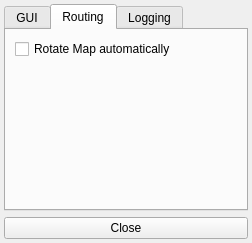
First picture: the form in client/generalsettingsdialog.ui, repository unsanded/monav, before the edit.
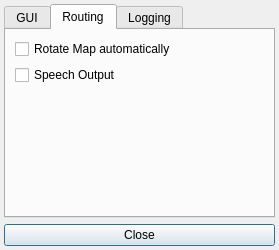
Second picture: the form after the edit. The open tabs and pages were chosen to show the change.

The edit to the form file:
```diff
--- a/client/generalsettingsdialog.ui
+++ b/client/generalsettingsdialog.ui
@@ -6,18 +6,25 @@
    <rect>
     <x>0</x>
     <y>0</y>
-    <width>252</width>
-    <height>243</height>
+    <width>279</width>
+    <height>250</height>
    </rect>
   </property>
   <property name="windowTitle">
    <string>Settings</string>
   </property>
-  <layout class="QVBoxLayout" name="verticalLayout_3">
+  <layout class="QGridLayout" name="gridLayout">
    <property name="margin">
     <number>4</number>
    </property>
-   <item>
+   <item row="2" column="0">
+    <widget class="QPushButton" name="pushButton">
+     <property name="text">
+      <string>Close</string>
+     </property>
+    </widget>
+   </item>
+   <item row="1" column="0">
     <widget class="QTabWidget" name="settingsList">
      <property name="currentIndex">
       <number>0</number>
@@ -112,15 +119,22 @@
       <attribute name="title">
        <string>Routing</string>
       </attribute>
-      <layout class="QVBoxLayout" name="verticalLayout_5">
-       <item>
+      <layout class="QGridLayout" name="gridLayout_3">
+       <item row="0" column="0">
         <widget class="QCheckBox" name="checkBoxMapRotation">
          <property name="text">
           <string>Rotate Map automatically</string>
          </property>
         </widget>
        </item>
-       <item>
+       <item row="1" column="0">
+        <widget class="QCheckBox" name="checkBoxSpeech">
+         <property name="text">
+          <string>Speech Output</string>
+         </property>
+        </widget>
+       </item>
+       <item row="2" column="0">
         <spacer name="verticalSpacer_3">
          <property name="orientation">
           <enum>Qt::Vertical</enum>
@@ -128,7 +142,7 @@
          <property name="sizeHint" stdset="0">
           <size>
            <width>20</width>
-           <height>136</height>
+           <height>100</height>
           </size>
          </property>
         </spacer>
@@ -199,13 +213,6 @@
      </widget>
     </widget>
    </item>
-   <item>
-    <widget class="QPushButton" name="pushButton">
-     <property name="text">
-      <string>Close</string>
-     </property>
-    </widget>
-   </item>
   </layout>
  </widget>
  <resources/>
```
Left out of the diff: 2 changed lines with no effect on the pictures.
